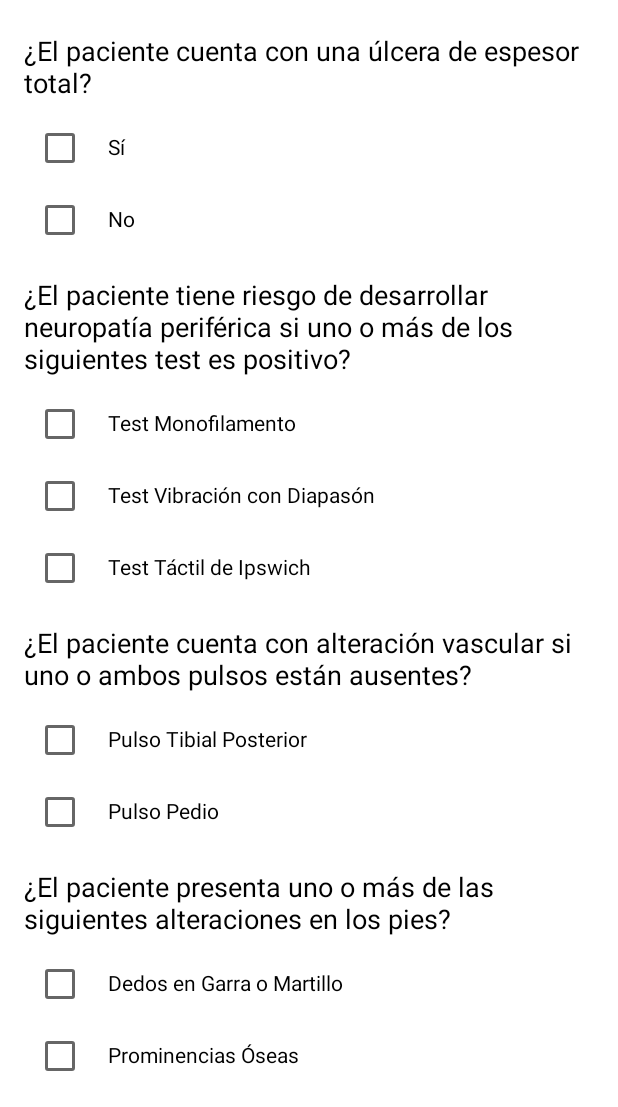
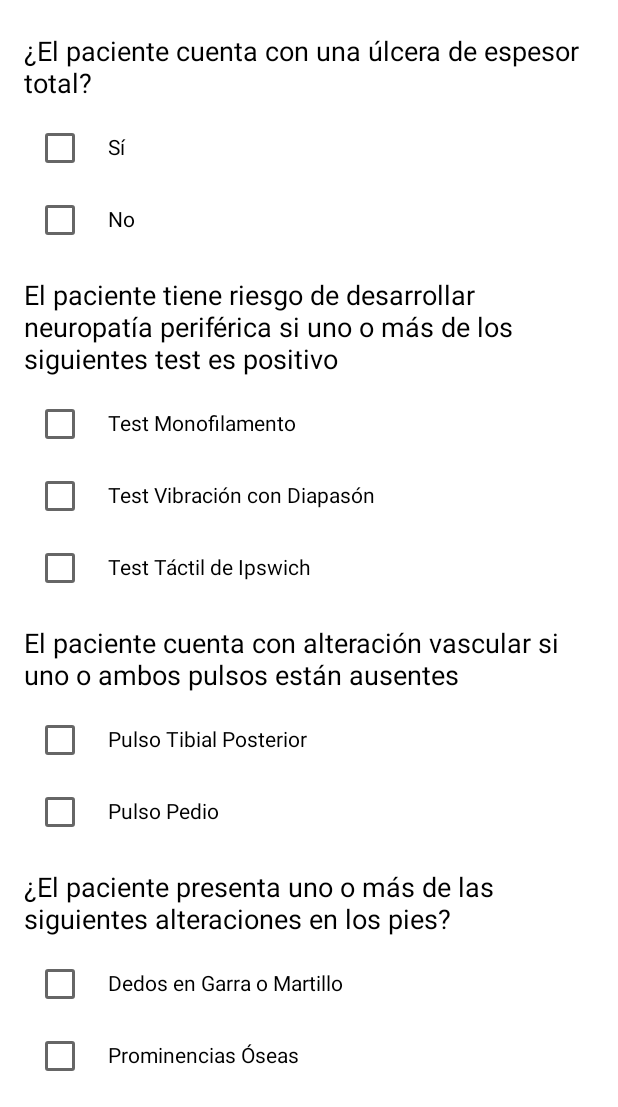
Before and after one commit to OscarMunoz2105/Piediabetico, an Android app built with Jetpack Compose: the screen it shows after launch (MainActivity), on a phone screen of 412 x 824 dp, the part 129-1236 px from its top. Run offline under Robolectric (Android 15) with nearby library versions, the phone set to English and light mode, and no system bars.

```diff
--- a/app/src/main/java/com/example/piediabetico/MainActivity.kt
+++ b/app/src/main/java/com/example/piediabetico/MainActivity.kt
@@ -79,7 +79,7 @@ fun MainScreen() {
             }
         }
 
-        Section(title = "¿El paciente tiene riesgo de desarrollar neuropatía periférica si uno o más de los siguientes test es positivo?") {
+        Section(title = "El paciente tiene riesgo de desarrollar neuropatía periférica si uno o más de los siguientes test es positivo") {
             CheckboxItem(text = "Test Monofilamento", tag = 1, isChecked = checkboxValues[2]) {
                 checkboxValues[2].value = it
             }
@@ -91,7 +91,7 @@ fun MainScreen() {
             }
         }
 
-        Section(title = "¿El paciente cuenta con alteración vascular si uno o ambos pulsos están ausentes?") {
+        Section(title = "El paciente cuenta con alteración vascular si uno o ambos pulsos están ausentes") {
             CheckboxItem(text = "Pulso Tibial Posterior", tag = 1, isChecked = checkboxValues[5]) {
                 checkboxValues[5].value = it
             }
@@ -150,6 +150,7 @@ fun MainScreen() {
             onClick = {
                 calculating = true
                 score = calculateScore(checkboxValues)
+                checkboxValues.forEach { it.value = false } // Desmarcar todas las opciones
             },
             modifier = Modifier
                 .fillMaxWidth()
```
